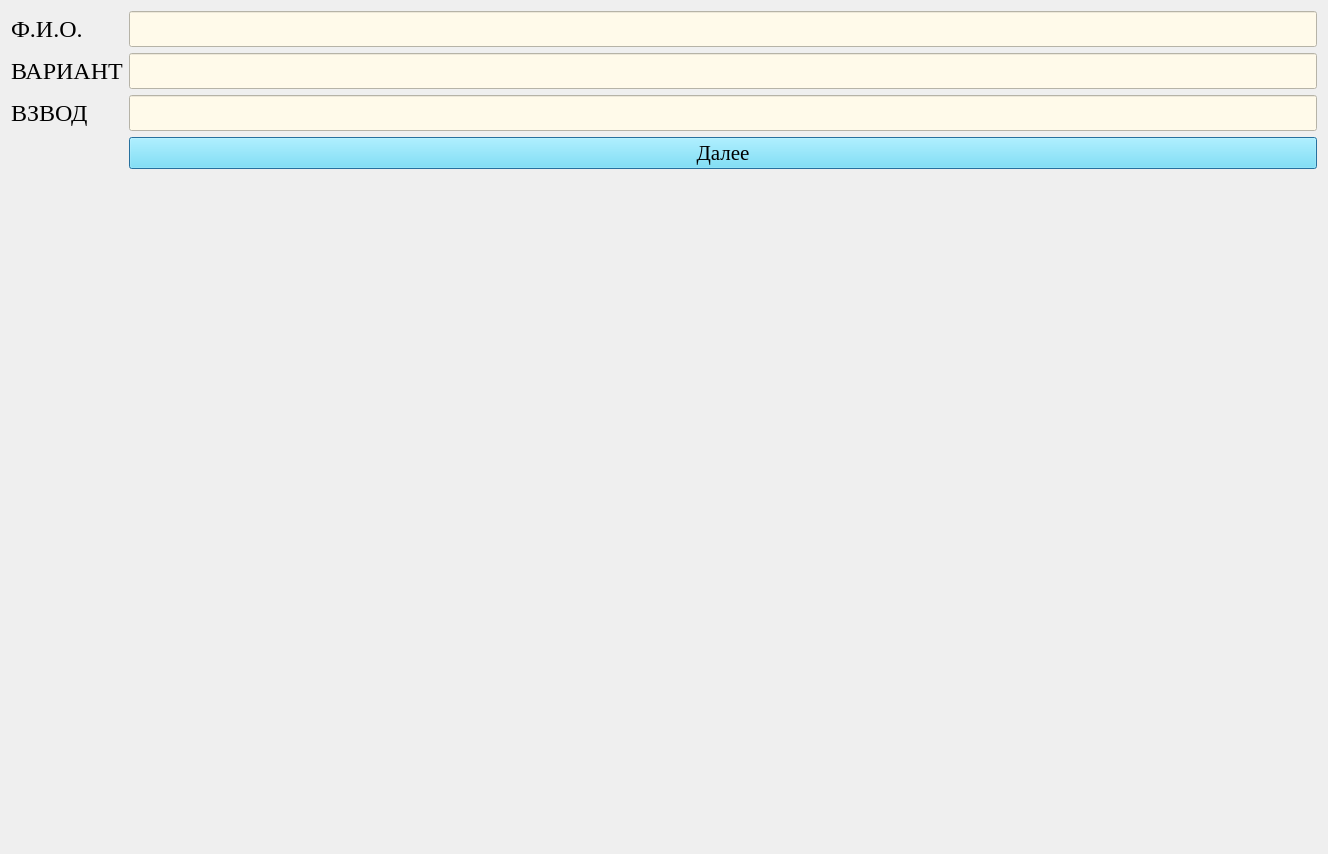
Above: qt_designer_ui/login.ui from IvaMarin/Project-Network-Diagram-App before the change. Below: the same form after it.
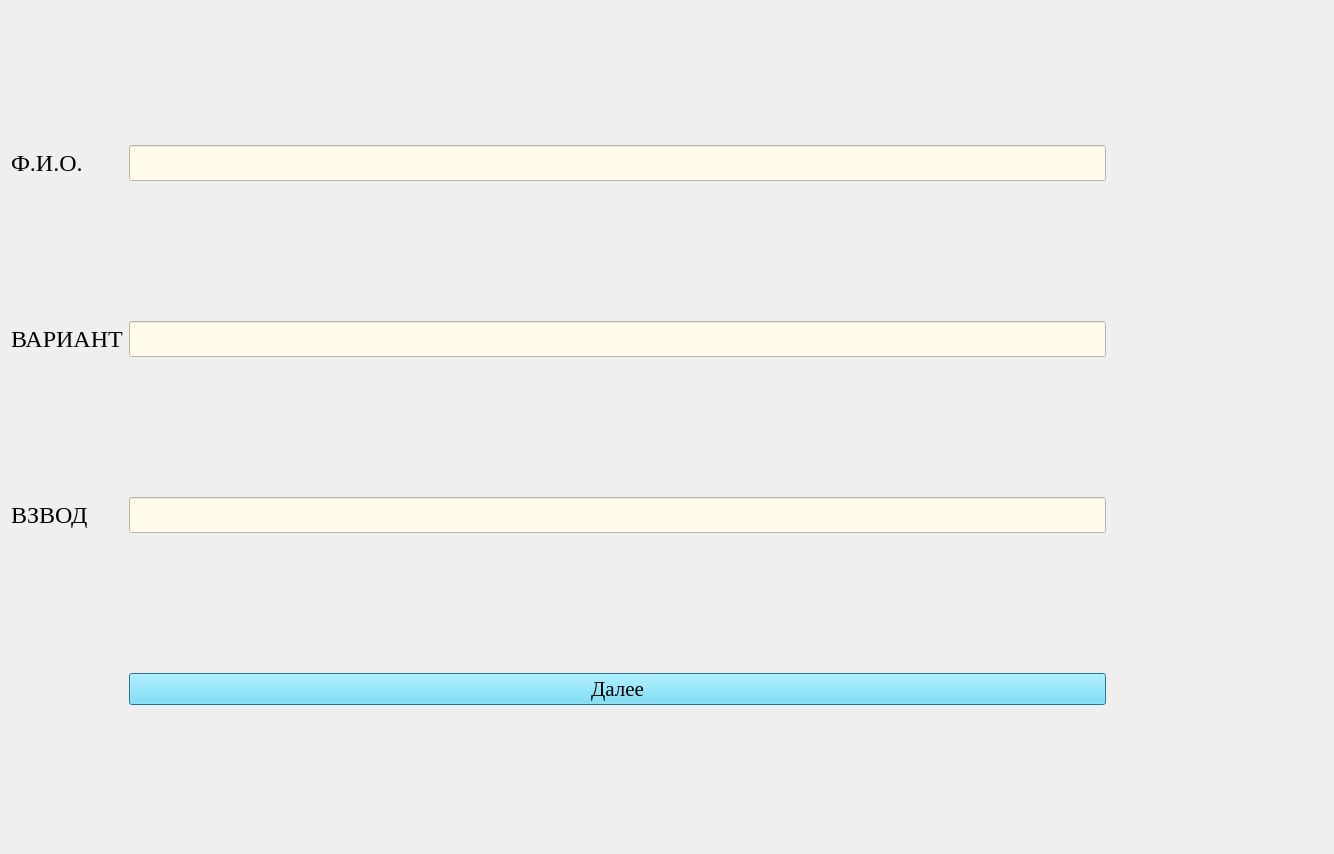
That is the form after the change.

Patch:
```diff
--- a/qt_designer_ui/login.ui
+++ b/qt_designer_ui/login.ui
@@ -6,14 +6,33 @@
    <rect>
     <x>0</x>
     <y>0</y>
-    <width>1328</width>
+    <width>1334</width>
     <height>854</height>
    </rect>
   </property>
+  <property name="font">
+   <font>
+    <family>Times New Roman</family>
+    <pointsize>20</pointsize>
+   </font>
+  </property>
   <property name="windowTitle">
    <string>Данные студента</string>
   </property>
-  <layout class="QFormLayout" name="formLayout">
+  <layout class="QGridLayout" name="gridLayout" columnstretch="1,9,2">
+   <item row="1" column="0">
+    <widget class="QLabel" name="labelNumGroup">
+     <property name="font">
+      <font>
+       <family>Times New Roman</family>
+       <pointsize>18</pointsize>
+      </font>
+     </property>
+     <property name="text">
+      <string>&lt;html&gt;&lt;head/&gt;&lt;body&gt;&lt;p&gt;ВАРИАНТ&lt;/p&gt;&lt;/body&gt;&lt;/html&gt;</string>
+     </property>
+    </widget>
+   </item>
    <item row="0" column="0">
     <widget class="QLabel" name="labelSurname">
      <property name="font">
@@ -27,10 +46,27 @@
      </property>
     </widget>
    </item>
+   <item row="3" column="1">
+    <widget class="QPushButton" name="btnSignLab">
+     <property name="font">
+      <font>
+       <family>Times New Roman</family>
+       <pointsize>16</pointsize>
+      </font>
+     </property>
+     <property name="styleSheet">
+      <string notr="true">background-color: #66e3ff;</string>
+     </property>
+     <property name="text">
+      <string>Далее</string>
+     </property>
+    </widget>
+   </item>
    <item row="0" column="1">
     <widget class="QLineEdit" name="lineEditSurname">
      <property name="font">
       <font>
+       <family>Times New Roman</family>
        <pointsize>18</pointsize>
       </font>
      </property>
@@ -45,37 +81,6 @@
      </property>
     </widget>
    </item>
-   <item row="1" column="0">
-    <widget class="QLabel" name="labelNumGroup">
-     <property name="font">
-      <font>
-       <family>Times New Roman</family>
-       <pointsize>18</pointsize>
-      </font>
-     </property>
-     <property name="text">
-      <string>&lt;html&gt;&lt;head/&gt;&lt;body&gt;&lt;p&gt;ВАРИАНТ&lt;/p&gt;&lt;/body&gt;&lt;/html&gt;</string>
-     </property>
-    </widget>
-   </item>
-   <item row="1" column="1">
-    <widget class="QLineEdit" name="lineEditNumINGroup">
-     <property name="font">
-      <font>
-       <pointsize>18</pointsize>
-      </font>
-     </property>
-     <property name="styleSheet">
-      <string notr="true">background-color: #fffaea;</string>
-     </property>
-     <property name="inputMethodHints">
-      <set>Qt::ImhNone</set>
-     </property>
-     <property name="maxLength">
-      <number>2</number>
-     </property>
-    </widget>
-   </item>
    <item row="2" column="0">
     <widget class="QLabel" name="labelGroup">
      <property name="font">
@@ -93,6 +98,7 @@
     <widget class="QLineEdit" name="lineEditGroup">
      <property name="font">
       <font>
+       <family>Times New Roman</family>
        <pointsize>18</pointsize>
       </font>
      </property>
@@ -107,22 +113,64 @@
      </property>
     </widget>
    </item>
-   <item row="3" column="1">
-    <widget class="QPushButton" name="btnSignLab">
+   <item row="1" column="1">
+    <widget class="QLineEdit" name="lineEditNumINGroup">
      <property name="font">
       <font>
        <family>Times New Roman</family>
-       <pointsize>16</pointsize>
+       <pointsize>18</pointsize>
       </font>
      </property>
      <property name="styleSheet">
-      <string notr="true">background-color: #66e3ff;</string>
+      <string notr="true">background-color: #fffaea;</string>
      </property>
-     <property name="text">
-      <string>Далее</string>
+     <property name="inputMethodHints">
+      <set>Qt::ImhNone</set>
+     </property>
+     <property name="maxLength">
+      <number>2</number>
      </property>
     </widget>
    </item>
+   <item row="0" column="2">
+    <spacer name="horizontalSpacer">
+     <property name="orientation">
+      <enum>Qt::Horizontal</enum>
+     </property>
+     <property name="sizeHint" stdset="0">
+      <size>
+       <width>40</width>
+       <height>20</height>
+      </size>
+     </property>
+    </spacer>
+   </item>
+   <item row="1" column="2">
+    <spacer name="horizontalSpacer_2">
+     <property name="orientation">
+      <enum>Qt::Horizontal</enum>
+     </property>
+     <property name="sizeHint" stdset="0">
+      <size>
+       <width>40</width>
+       <height>20</height>
+      </size>
+     </property>
+    </spacer>
+   </item>
+   <item row="2" column="2">
+    <spacer name="horizontalSpacer_3">
+     <property name="orientation">
+      <enum>Qt::Horizontal</enum>
+     </property>
+     <property name="sizeHint" stdset="0">
+      <size>
+       <width>40</width>
+       <height>20</height>
+      </size>
+     </property>
+    </spacer>
+   </item>
   </layout>
  </widget>
  <resources/>
```
